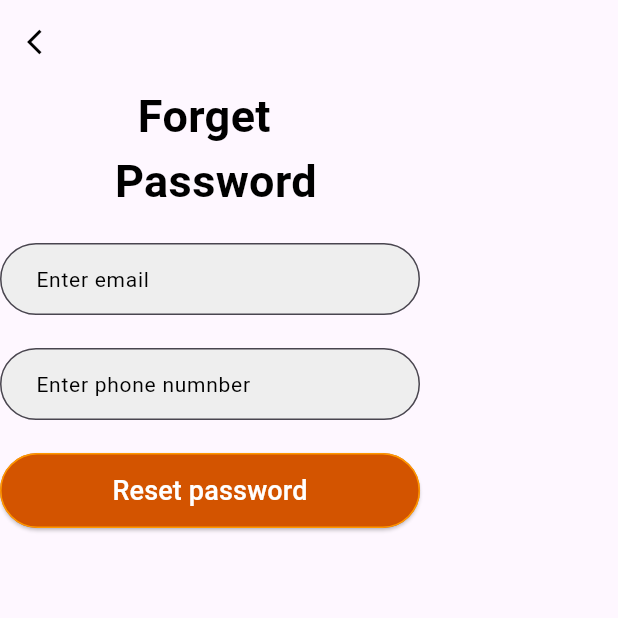
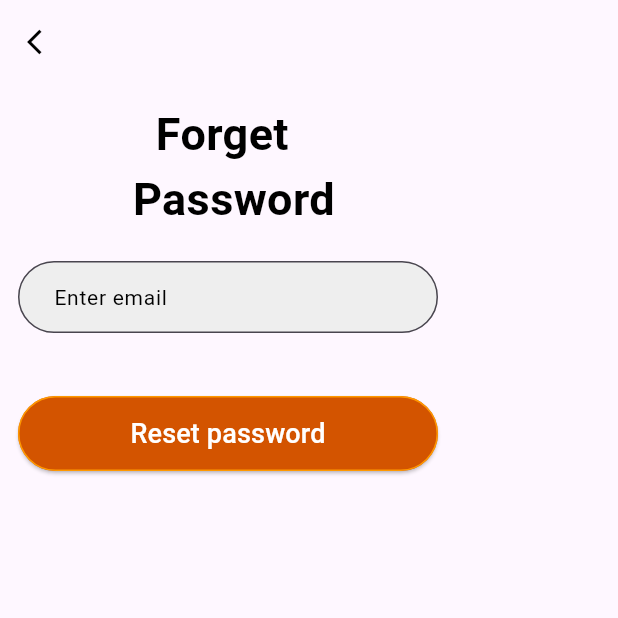
Before and after one commit to yyBasiony/food_delivery_app, a Flutter app: the ForgetPassword screen opened directly, on a phone screen of 412 x 824 dp, the top half of it. Run offline on Flutter 3.47's test engine with Material 3 defaults, Android fonts, the phone set to English and light mode, and no system bars.

Commit message:
adding named routers && some udates

```diff
--- a/lib/app/app.dart
+++ b/lib/app/app.dart
@@ -1,5 +1,5 @@
 import 'package:flutter/material.dart';
-import 'package:food_delivery/presentation/splash/splash_screen.dart';
+import 'package:food_delivery/presentation/resources/routes.dart';
 class FoodDelivery extends StatelessWidget {
   const FoodDelivery({super.key});
 
@@ -7,7 +7,8 @@ class FoodDelivery extends StatelessWidget {
   Widget build(BuildContext context) {
     return const MaterialApp(
       debugShowCheckedModeBanner: false,
-      home: SplashScreen(),
+      initialRoute: Routes.splashRoute,
+      onGenerateRoute: Routes.generateRoute,
     );
   }
 }
--- a/lib/presentation/authentication/forget_password.dart
+++ b/lib/presentation/authentication/forget_password.dart
@@ -11,41 +11,37 @@ class ForgetPassword extends StatefulWidget {
 }
 class _ForgetPasswordState extends State<ForgetPassword> {
   final TextEditingController _emailController = TextEditingController();
-  final TextEditingController _phoneController = TextEditingController();
 
 
   @override
   Widget build(BuildContext context) {
     return Scaffold(
       appBar: AppBar(
-        leading: CustomIconBottomback(),
+        leading: const CustomIconBottomback(),
       ),
-      body: Column(
+      body: Padding(
+        padding: const EdgeInsets.all(12.0),
+        child: Column(
           children: [
-          Text(
+           const  Text(
               'Forget ',
               style: AppTheme.forgetstyle,
             ),
-          Text(
+            const Text(
               ' Password',
               style: AppTheme.forgetstyle,
             ),
 
-          SizedBox(height: 20),
+            const SizedBox(height: 20),
             CustomTextFormField(
               controller: _emailController,
               hintText: 'Enter email',
-            hintStyle: TextStyle(fontSize: 14, color: Colors.black),
+              hintStyle: const TextStyle(fontSize: 14, color: Colors.black),
             ),
-          SizedBox(height: 20),
+            const SizedBox(height: 20),
 
-          CustomTextFormField(
-            controller: _phoneController,
-            hintText: 'Enter phone numnber',
-            hintStyle: TextStyle(fontSize: 14, color: Colors.black),
-          ),
 
-          SizedBox(height: 20),
+            const SizedBox(height: 20),
             customButton(
               text: 'Reset password',
               backgroundColor: AppColor.backgronboarding,
@@ -58,6 +54,7 @@ class _ForgetPasswordState extends State<ForgetPassword> {
 
           ],
         ),
+      ),
     );
   }
 }
--- a/lib/presentation/onboarding/onboarding_screen.dart
+++ b/lib/presentation/onboarding/onboarding_screen.dart
@@ -1,9 +1,9 @@
 import 'package:flutter/material.dart';
 import 'package:food_delivery/domain/models/onboarding_model.dart';
-import 'package:food_delivery/presentation/authentication/welcome.dart';
 import 'package:food_delivery/presentation/resources/assets.dart';
 import 'package:food_delivery/presentation/resources/app_theme.dart';
 import 'package:food_delivery/presentation/resources/constants.dart';
+import 'package:food_delivery/presentation/resources/routes.dart';
 
 class OnboardingScreen extends StatefulWidget {
   const OnboardingScreen({super.key});
@@ -71,9 +71,9 @@ class _OnboardingScreenState extends State<OnboardingScreen> {
               alignment: Alignment.topRight,
               child: TextButton(
                 onPressed: () {
-                  Navigator.push(
+                  Navigator.pushReplacementNamed(
                     context,
-                    MaterialPageRoute(builder: (_) => const Welcome()),
+                    Routes.welcome,
                   );
                 },
                 child: Text(
--- a/lib/presentation/resources/routes.dart
+++ b/lib/presentation/resources/routes.dart
@@ -0,0 +1,39 @@
+import 'package:flutter/material.dart';
+import 'package:food_delivery/presentation/authentication/forget_password.dart';
+import 'package:food_delivery/presentation/authentication/login.dart';
+import 'package:food_delivery/presentation/authentication/register.dart';
+import 'package:food_delivery/presentation/authentication/welcome.dart';
+import 'package:food_delivery/presentation/onboarding/onboarding_screen.dart';
+import 'package:food_delivery/presentation/splash/splash_screen.dart';
+class Routes {
+  static const String splashRoute = "/";
+  static const String onboardingRoute = "/onboarding";
+  static const String loginRoute = "/login";
+  static const String registerRoute = "/register";
+  static const String forgetPasswordRoute = "/forgetpassword";
+  static const String welcome = "/welcome";
+  static Route<dynamic> generateRoute(RouteSettings settings) {
+    switch (settings.name) {
+      case splashRoute:
+        return MaterialPageRoute(builder: (_) => const SplashScreen());
+      case onboardingRoute:
+        return MaterialPageRoute(builder: (_) => const OnboardingScreen());
+      case loginRoute:
+        return MaterialPageRoute(builder: (_) => const Login());
+      case registerRoute:
+        return MaterialPageRoute(builder: (_) => const Register());
+      case forgetPasswordRoute:
+        return MaterialPageRoute(builder: (_) => const ForgetPassword());
+      case welcome:
+        return MaterialPageRoute(builder: (_) => const Welcome());
+
+      default:
+        return MaterialPageRoute(
+            builder: (_) => Scaffold(
+              body: Center(
+                child: Text('No route defined for ${settings.name}'),
+              ),
+            ));
+    }
+  }
+}
--- a/lib/presentation/widgets/custon_widget_images.dart
+++ b/lib/presentation/widgets/custon_widget_images.dart
@@ -15,12 +15,12 @@ class CustomWidgetImages extends StatelessWidget {
             width: 120,
 
             child: Image.asset(AssetData.pngltem)),
-        const SizedBox(width: 60,),
+        const SizedBox(width: 50,),
         Container(
             height: 40,
             width: 40,
             child: Image.asset(AssetData.facebook)),
-        const SizedBox(width: 20,),
+        const SizedBox(width: 10,),
 
         Container(
             height: 40,
```
Also changed, not shown: lib/presentation/authentication/login.dart (+25 -16 lines), lib/presentation/authentication/register.dart (+23 -17 lines), lib/presentation/authentication/welcome.dart (+12 -4 lines), lib/presentation/main_view/home/home.dart (added, +18 -0 lines), lib/presentation/splash/splash_screen.dart (+7 -5 lines). Lines whose indentation alone changed are shown as unchanged.
